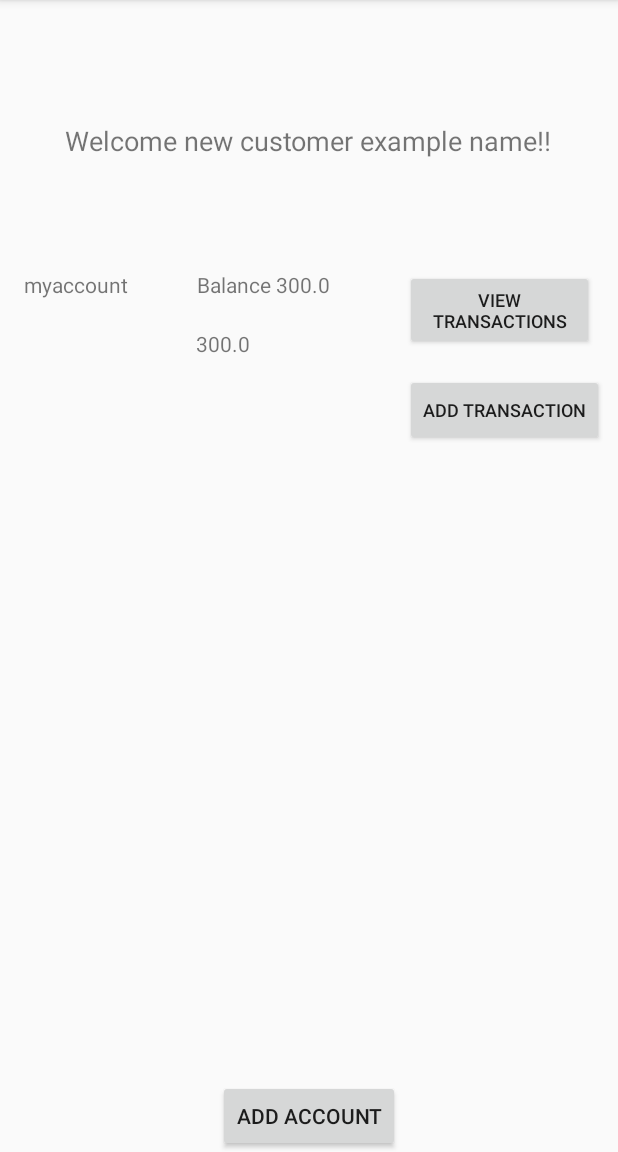
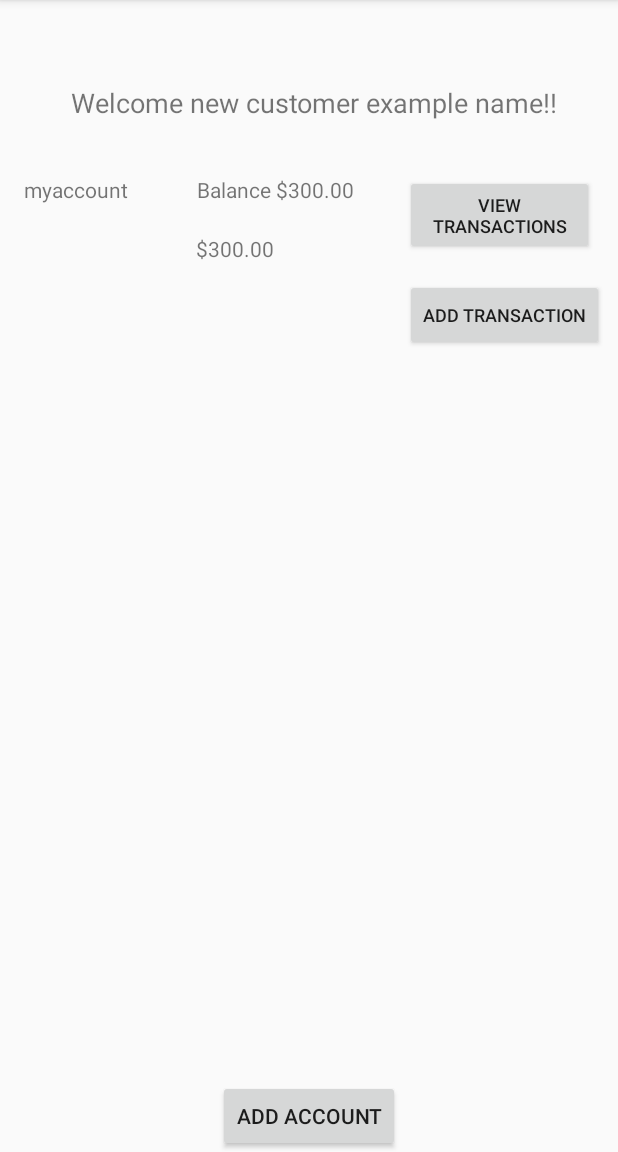
Before and after one commit to Android560-Final-Project/Android-UI, an Android app: the screen it shows after launch (MainActivity), on a phone screen of 412 x 824 dp, the part 84-1236 px from its top. Run offline under Robolectric (Android 15) with nearby library versions, the phone set to English and light mode, and no system bars; our stand-ins replace Room's generated code.

Commit message:
Changes some UI contraints

```diff
--- a/app/src/main/java/com/example/finalproject/MainActivity.kt
+++ b/app/src/main/java/com/example/finalproject/MainActivity.kt
@@ -88,7 +88,6 @@ class MainActivity : AppCompatActivity() {
 
     private fun updateAccounts(customerId: Int) {
         val customerWithAccount = customerAccountCrossRef.getCustomerWithAccount(customerId)
-        Log.d("ADD", customerWithAccount.toString())
         if(customerWithAccount != null) {
             accounts.clear()
             accounts.addAll(customerWithAccount.accounts)
--- a/app/src/main/java/com/example/finalproject/ui/home/AccountsRecyclerAdapter.kt
+++ b/app/src/main/java/com/example/finalproject/ui/home/AccountsRecyclerAdapter.kt
@@ -8,9 +8,11 @@ import androidx.recyclerview.widget.RecyclerView
 import com.example.finalproject.MainActivity
 import com.example.finalproject.R
 import com.example.finalproject.db.AccountEntity
+import com.example.finalproject.db.CurrencyType
 import com.example.finalproject.ui.addtransaction.AddTransaction
 import com.example.finalproject.ui.transactions.ViewTransactions
 import kotlinx.android.synthetic.main.account_item.view.*
+import java.text.NumberFormat
 import java.util.*
 import kotlin.collections.ArrayList
 
@@ -22,10 +24,16 @@ class AccountsRecyclerAdapter(private val accounts: ArrayList<AccountEntity>, pr
     }
 
     override fun onBindViewHolder(holder: MyViewHolder, position: Int) {
+
         val account = accounts[position]
+        val currencyLocale = CurrencyType.values().find {
+            it.currencyCode == account.currency
+        }?.locale
+        val currencyFormater = NumberFormat.getCurrencyInstance(currencyLocale)
+        val accountBalance = currencyFormater.format(account.balance).toString()
         holder.accountName.text = account.name
-        holder.balance.text = "Balance ${account.balance}"
-        holder.lastTransaction.text = account.balance.toString()
+        holder.balance.text = "Balance ${accountBalance}"
+        holder.lastTransaction.text = accountBalance
         holder.addTransactionButton.setOnClickListener {
             it.context.startActivity(Intent(it.context, AddTransaction::class.java))
         }
--- a/app/src/main/java/com/example/finalproject/ui/transactions/ViewTransactions.kt
+++ b/app/src/main/java/com/example/finalproject/ui/transactions/ViewTransactions.kt
@@ -34,7 +34,7 @@ class ViewTransactions : AppCompatActivity() {
     private fun init(account: AccountEntity) {
         thread {
 
-            accountLocale = CurrencyType.values().find({ it.currencyCode == account.currency })?.locale
+            accountLocale = CurrencyType.values().find { it.currencyCode == account.currency }?.locale
 
             // adds account value
             val currencyLocale = NumberFormat.getCurrencyInstance(accountLocale)
--- a/app/src/main/res/layout/activity_main.xml
+++ b/app/src/main/res/layout/activity_main.xml
@@ -10,11 +10,12 @@
     <androidx.recyclerview.widget.RecyclerView
         android:id="@+id/accounts_recycler_view"
         android:layout_width="0dp"
-        android:layout_height="576dp"
+        android:layout_height="0dp"
         app:layout_constraintBottom_toTopOf="@+id/button"
         app:layout_constraintEnd_toEndOf="parent"
         app:layout_constraintHorizontal_bias="1.0"
         app:layout_constraintStart_toStartOf="parent"
+        app:layout_constraintTop_toBottomOf="@+id/display_message"
         tools:listitem="@layout/account_item" />
 
     <TextView
@@ -23,12 +24,10 @@
         android:layout_height="wrap_content"
         android:text="placeHolder"
         android:textSize="18sp"
-        app:layout_constraintBottom_toTopOf="@+id/accounts_recycler_view"
         app:layout_constraintEnd_toEndOf="parent"
-        app:layout_constraintHorizontal_bias="0.498"
+        app:layout_constraintHorizontal_bias="0.542"
         app:layout_constraintStart_toStartOf="parent"
-        app:layout_constraintTop_toTopOf="parent"
-        app:layout_constraintVertical_bias="0.397" />
+        app:layout_constraintTop_toTopOf="parent" />
 
     <Button
         android:id="@+id/button"
```
Also changed, not shown: app/src/main/java/com/example/finalproject/ui/addtransaction/AddTransaction.kt (+6 -3 lines).
